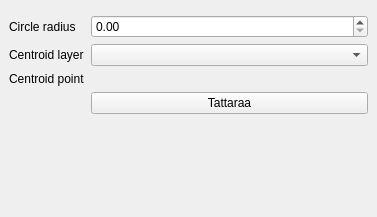
Before: the Qt Designer form kimu/resources/ui/line_circle_dockwidget.ui in GispoCoding/kimu, drawn with Qt 5.
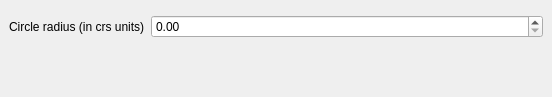
After: the same form once the commit is applied. Custom widgets are drawn as their Qt base class.

The edit to the form file:
```diff
--- a/kimu/resources/ui/line_circle_dockwidget.ui
+++ b/kimu/resources/ui/line_circle_dockwidget.ui
@@ -6,8 +6,8 @@
    <rect>
     <x>0</x>
     <y>0</y>
-    <width>377</width>
-    <height>217</height>
+    <width>552</width>
+    <height>97</height>
    </rect>
   </property>
   <property name="windowTitle">
@@ -23,53 +23,14 @@
       <item row="1" column="0">
        <widget class="QLabel" name="label">
         <property name="text">
-         <string>Circle radius</string>
+         <string>Circle radius (in crs units)</string>
         </property>
        </widget>
       </item>
       <item row="1" column="1">
-       <widget class="QDoubleSpinBox" name="doublespinbox_sade"/>
-      </item>
-      <item row="2" column="0">
-       <widget class="QLabel" name="label_3">
-        <property name="text">
-         <string>Centroid layer</string>
-        </property>
-       </widget>
-      </item>
-      <item row="2" column="1">
-       <widget class="QgsMapLayerComboBox" name="mapLayerComboBox"/>
-      </item>
-      <item row="5" column="1">
-       <widget class="QPushButton" name="qpushbutton_copy">
-        <property name="minimumSize">
-         <size>
-          <width>40</width>
-          <height>0</height>
-         </size>
-        </property>
-        <property name="maximumSize">
-         <size>
-          <width>16777215</width>
-          <height>16777215</height>
-         </size>
-        </property>
-        <property name="text">
-         <string>Tattaraa</string>
-        </property>
-       </widget>
-      </item>
-      <item row="3" column="1">
-       <widget class="QgsFeaturePickerWidget" name="mFeaturePickerWidget">
-        <property name="mouseTracking">
-         <bool>true</bool>
-        </property>
-       </widget>
-      </item>
-      <item row="3" column="0">
-       <widget class="QLabel" name="label_2">
-        <property name="text">
-         <string>Centroid point</string>
+       <widget class="QDoubleSpinBox" name="doublespinbox_sade">
+        <property name="maximum">
+         <double>1000000000.000000000000000</double>
         </property>
        </widget>
       </item>
@@ -78,18 +39,6 @@
    </layout>
   </widget>
  </widget>
- <customwidgets>
-  <customwidget>
-   <class>QgsFeaturePickerWidget</class>
-   <extends>QWidget</extends>
-   <header>qgsfeaturepickerwidget.h</header>
-  </customwidget>
-  <customwidget>
-   <class>QgsMapLayerComboBox</class>
-   <extends>QComboBox</extends>
-   <header>qgsmaplayercombobox.h</header>
-  </customwidget>
- </customwidgets>
  <resources/>
  <connections/>
 </ui>
```
Left out of the diff: 2 changed lines with no effect on the pictures.
